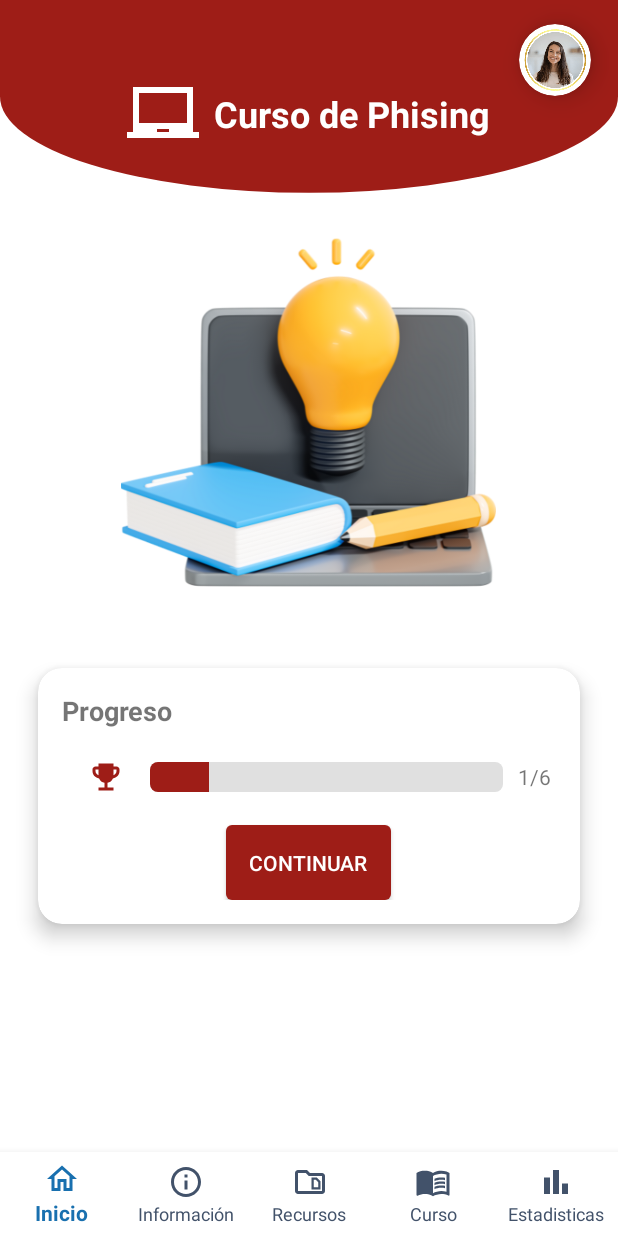
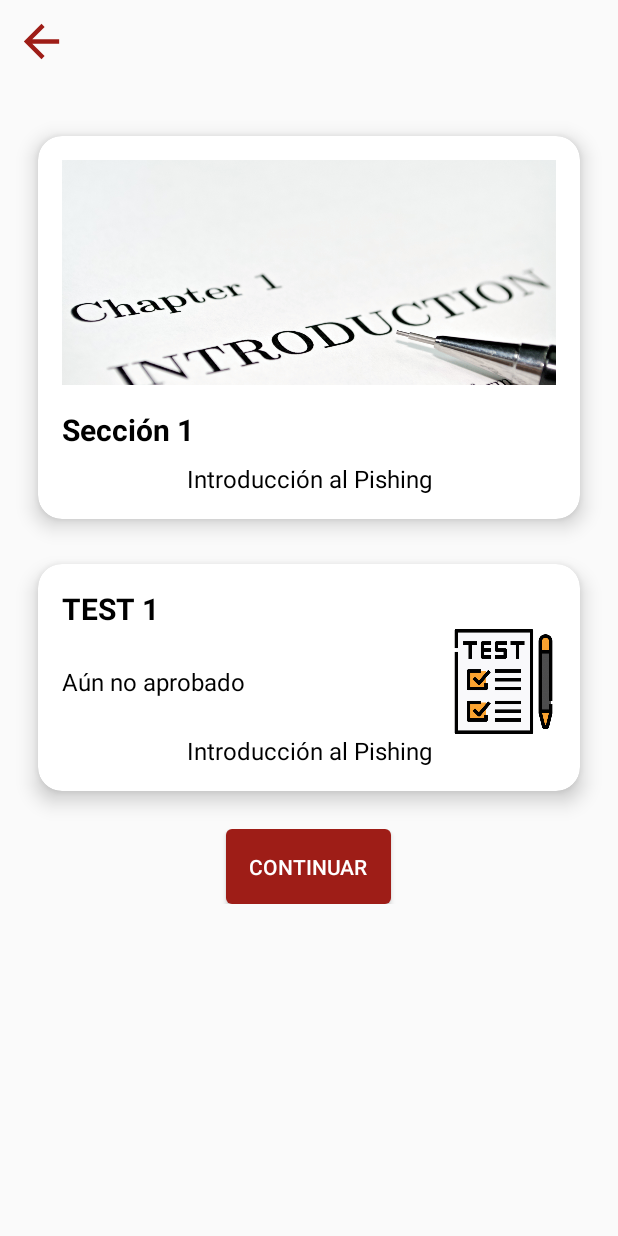
Before and after one commit to KevinEsquivelDev/AntiPhishAcademyBeta, an Android app: the fragment CursoFragment placed in its activity, after a tap on "CONTINUAR", on a phone screen of 412 x 824 dp. Run offline under Robolectric (Android 15) with nearby library versions, the light colour scheme and no system bars.

Commit message:
PDF EN CURSO, en la parte de Cursos

```diff
--- a/app/build.gradle
+++ b/app/build.gradle
@@ -38,4 +38,5 @@ dependencies {
     androidTestImplementation 'androidx.test.espresso:espresso-core:3.4.0'
     implementation 'com.github.bumptech.glide:glide:4.12.0'
     annotationProcessor 'com.github.bumptech.glide:compiler:4.12.0'
-}
+
+   }
--- a/app/src/main/AndroidManifest.xml
+++ b/app/src/main/AndroidManifest.xml
@@ -5,6 +5,8 @@
     package="com.auroraguatemala.antiphishacademy">
     <uses-permission android:name="android.permission.READ_EXTERNAL_STORAGE" />
     <uses-permission android:name="android.permission.WRITE_EXTERNAL_STORAGE" />
+    <uses-permission android:name="android.permission.INTERNET" />
+
 
 
     <application
@@ -26,6 +28,8 @@
                 <category android:name="android.intent.category.LAUNCHER" />
             </intent-filter>
         </activity>
+
+
     </application>
 
 </manifest>
--- /dev/null
+++ b/app/src/main/java/com/auroraguatemala/antiphishacademy/PdfViewerFragment.java
@@ -0,0 +1,28 @@
+package com.auroraguatemala.antiphishacademy;
+
+import android.os.Bundle;
+import android.view.LayoutInflater;
+import android.view.View;
+import android.view.ViewGroup;
+import android.webkit.WebView;
+import android.webkit.WebViewClient;
+import androidx.annotation.NonNull;
+import androidx.annotation.Nullable;
+import androidx.fragment.app.Fragment;
+
+public class PdfViewerFragment extends Fragment {
+    @Nullable
+    @Override
+    public View onCreateView(@NonNull LayoutInflater inflater, @Nullable ViewGroup container, @Nullable Bundle savedInstanceState) {
+        View view = inflater.inflate(R.layout.pdf_reader, container, false);
+        WebView webView = view.findViewById(R.id.webview);
+        webView.getSettings().setJavaScriptEnabled(true);
+        webView.setWebViewClient(new WebViewClient());
+
+        Bundle args = getArguments();
+        String pdfUrl = args != null ? args.getString("url") : "";
+        webView.loadUrl("https://docs.google.com/gview?embedded=true&url=" + pdfUrl);
+
+        return view;
+    }
+}
--- a/app/src/main/java/com/auroraguatemala/antiphishacademy/menu/CursoFragment.java
+++ b/app/src/main/java/com/auroraguatemala/antiphishacademy/menu/CursoFragment.java
@@ -1,5 +1,6 @@
 package com.auroraguatemala.antiphishacademy.menu;
 
+import android.content.Intent;
 import android.os.Build;
 import android.os.Bundle;
 import android.view.LayoutInflater;
@@ -13,9 +14,11 @@ import android.widget.TextView;
 import androidx.fragment.app.Fragment;
 import androidx.annotation.NonNull;
 import androidx.annotation.Nullable;
+import androidx.fragment.app.FragmentManager;
 import androidx.fragment.app.FragmentTransaction;
 
 import com.auroraguatemala.antiphishacademy.R;
+import com.auroraguatemala.antiphishacademy.menu.description_Course.etapa_uno_curso;
 import com.auroraguatemala.antiphishacademy.profile.ProfileFragment;
 import com.google.android.material.bottomnavigation.BottomNavigationView;
 
@@ -52,14 +55,24 @@ public class CursoFragment extends Fragment {
         btnContinuar = rootView.findViewById(R.id.btnContinuar);
 
         // Configuración inicial de la barra y el texto de progreso
-        actualizarProgreso(1);
+       // actualizarProgreso(1);
 
         btnContinuar.setOnClickListener(new View.OnClickListener() {
             @Override
             public void onClick(View v) {
-                // Implementa lo que quieres que suceda cuando se presiona el botón Continuar
+                etapa_uno_curso fragment = new etapa_uno_curso();
+                FragmentManager fragmentManager = getActivity().getSupportFragmentManager();
+                FragmentTransaction fragmentTransaction = fragmentManager.beginTransaction();
+
+                // Asignar la animación personalizada al fragmento de entrada
+                fragmentTransaction.setCustomAnimations(R.anim.slide_in_right, R.anim.slide_out_left, R.anim.slide_in_left, R.anim.slide_out_right);
+
+                fragmentTransaction.replace(R.id.main_container, fragment);
+                fragmentTransaction.addToBackStack(null);
+                fragmentTransaction.commit();
             }
         });
+
 
         Button profileIcon = rootView.findViewById(R.id.profile_icon);
         profileIcon.setOnClickListener(new View.OnClickListener() {
--- a/app/src/main/java/com/auroraguatemala/antiphishacademy/menu/InfoFragment1.java
+++ b/app/src/main/java/com/auroraguatemala/antiphishacademy/menu/InfoFragment1.java
@@ -158,7 +158,7 @@ public class InfoFragment1 extends Fragment {
         private int[] iconos;
 
         public ListViewAdapter(Context context, String[] titulos, int[] iconos) {
-            super(context, R.layout.list_item, titulos);
+            super(context, R.layout.list_item_info, titulos);
             this.titulos = titulos;
             this.iconos = iconos;
         }
@@ -166,7 +166,7 @@ public class InfoFragment1 extends Fragment {
         @Override
         public View getView(int position, View convertView, ViewGroup parent) {
             LayoutInflater inflater = LayoutInflater.from(getContext());
-            View rowView = inflater.inflate(R.layout.list_item, parent, false);
+            View rowView = inflater.inflate(R.layout.list_item_info, parent, false);
 
             ImageView imageView = rowView.findViewById(R.id.icono);
             TextView textView = rowView.findViewById(R.id.titulo);
--- /dev/null
+++ b/app/src/main/java/com/auroraguatemala/antiphishacademy/menu/description_Course/etapa_uno_curso.java
@@ -0,0 +1,72 @@
+package com.auroraguatemala.antiphishacademy.menu.description_Course;
+
+import android.os.Build;
+import android.os.Bundle;
+import android.view.LayoutInflater;
+import android.view.View;
+import android.view.ViewGroup;
+import android.view.Window;
+import android.widget.Button;
+import androidx.annotation.NonNull;
+import androidx.annotation.Nullable;
+import androidx.cardview.widget.CardView;
+import androidx.fragment.app.Fragment;
+
+import com.auroraguatemala.antiphishacademy.PdfViewerFragment;
+import com.auroraguatemala.antiphishacademy.R;
+import com.google.android.material.bottomnavigation.BottomNavigationView;
+
+public class etapa_uno_curso extends Fragment {
+    @Nullable
+    @Override
+    public View onCreateView(@NonNull LayoutInflater inflater, @Nullable ViewGroup container, @Nullable Bundle savedInstanceState) {
+        View rootView = inflater.inflate(R.layout.etapa_uno_curso, container, false);
+
+        if (Build.VERSION.SDK_INT >= Build.VERSION_CODES.LOLLIPOP) {
+            Window window = getActivity().getWindow();
+            window.getDecorView().setSystemUiVisibility(View.SYSTEM_UI_FLAG_LAYOUT_STABLE);
+            window.setStatusBarColor(getResources().getColor(R.color.primary_color_curso));
+        }
+
+        // Mostrar el BottomNavigationView
+        BottomNavigationView bottomNavigationView = requireActivity().findViewById(R.id.bottom_navigation);
+        bottomNavigationView.setVisibility(View.GONE);
+
+
+        Button backButton = rootView.findViewById(R.id.back_button);
+        backButton.setOnClickListener(new View.OnClickListener() {
+            @Override
+            public void onClick(View v) {
+                // Volver al fragmento InicioFragment con una transición personalizada
+                getParentFragmentManager().popBackStack();
+                getParentFragmentManager().executePendingTransactions();
+                getParentFragmentManager().beginTransaction()
+                        .setCustomAnimations(R.anim.slide_in_left, R.anim.slide_out_right, R.anim.slide_in_right, R.anim.slide_out_left)
+                        .commit();
+                BottomNavigationView bottomNavigationView = requireActivity().findViewById(R.id.bottom_navigation);
+                bottomNavigationView.setVisibility(View.VISIBLE);
+            }
+        });
+
+        CardView cardView = rootView.findViewById(R.id.cardView);
+        cardView.setOnClickListener(new View.OnClickListener() {
+            @Override
+            public void onClick(View v) {
+                String pdfUrl = "https://pdf.ac/rIQzy";
+                PdfViewerFragment pdfViewerFragment = new PdfViewerFragment();
+
+                Bundle bundle = new Bundle();
+                bundle.putString("url", pdfUrl);
+                pdfViewerFragment.setArguments(bundle);
+
+                getParentFragmentManager().beginTransaction()
+                        .setCustomAnimations(R.anim.slide_in_right, R.anim.slide_out_left, R.anim.slide_in_left, R.anim.slide_out_right)
+                        .replace(R.id.main_container, pdfViewerFragment) // Cambia 'fragment_container' con el ID de tu contenedor de fragmentos.
+                        .addToBackStack(null)
+                        .commit();
+            }
+        });
+
+        return rootView;
+    }
+}
--- a/app/src/main/res/layout/curso_fragment.xml
+++ b/app/src/main/res/layout/curso_fragment.xml
@@ -64,8 +64,8 @@
 
     <ImageView
         android:id="@+id/imageView"
-        android:layout_width="250dp"
-        android:layout_height="250dp"
+        android:layout_width="200dp"
+        android:layout_height="200dp"
         android:layout_below="@id/cortina"
         android:layout_centerHorizontal="true"
         android:src="@drawable/course_img_1" />
@@ -91,6 +91,7 @@
                 android:layout_width="wrap_content"
                 android:layout_height="wrap_content"
                 android:text="Progreso"
+                android:textColor="@color/black"
                 android:textSize="18sp"
                 android:textStyle="bold" />
 
--- a/app/src/main/res/layout/estadisticas_fragment.xml
+++ b/app/src/main/res/layout/estadisticas_fragment.xml
@@ -61,7 +61,8 @@
 
     </androidx.cardview.widget.CardView>
 
-    <ScrollView xmlns:android="http://schemas.android.com/apk/res/android"
+    <ScrollView
+        xmlns:android="http://schemas.android.com/apk/res/android"
         android:layout_width="match_parent"
         android:layout_height="match_parent"
         android:layout_below="@id/cortina">
@@ -70,7 +71,6 @@
             android:layout_width="match_parent"
             android:layout_height="wrap_content"
             android:orientation="vertical"
-            android:padding="16dp"
             android:background="@color/white">
 
             <!-- Estadísticas de phishing por objetivos -->
--- /dev/null
+++ b/app/src/main/res/layout/etapa_uno_curso.xml
@@ -0,0 +1,172 @@
+<?xml version="1.0" encoding="utf-8"?>
+<RelativeLayout
+    xmlns:android="http://schemas.android.com/apk/res/android"
+    xmlns:card_view="http://schemas.android.com/apk/res-auto"
+    xmlns:tools="http://schemas.android.com/tools"
+    xmlns:app="http://schemas.android.com/apk/res-auto"
+    android:layout_width="match_parent"
+    android:layout_height="match_parent"
+    tools:context=".MainActivity">
+
+    <Button
+        android:id="@+id/back_button"
+        android:layout_width="35dp"
+        android:layout_height="35dp"
+        android:layout_alignParentStart="true"
+        android:layout_alignParentTop="true"
+        android:layout_marginTop="10dp"
+        android:layout_marginBottom="10dp"
+        android:layout_marginStart="10dp"
+        android:background="@drawable/ic_back_arrow"
+        android:backgroundTint="@color/primary_color_curso" />
+
+    <ScrollView
+        android:layout_width="match_parent"
+        android:layout_height="match_parent"
+        android:layout_below="@+id/back_button">
+
+        <LinearLayout
+            android:layout_width="match_parent"
+            android:layout_height="wrap_content"
+            android:orientation="vertical">
+
+            <androidx.cardview.widget.CardView
+                android:id="@+id/cardView"
+                android:layout_width="match_parent"
+                android:layout_height="wrap_content"
+                android:layout_marginTop="35dp"
+                android:layout_marginHorizontal="25dp"
+                app:cardCornerRadius="16dp"
+                app:cardElevation="8dp">
+
+                <RelativeLayout
+                    android:id="@+id/section1"
+                    android:layout_width="match_parent"
+                    android:layout_height="wrap_content"
+                    android:padding="16dp">
+
+                    <LinearLayout
+                        android:layout_width="match_parent"
+                        android:layout_height="wrap_content"
+                        android:orientation="vertical">
+
+                        <ImageView
+                            android:id="@+id/img_section1"
+                            android:layout_width="match_parent"
+                            android:layout_height="150dp"
+                            android:scaleType="centerCrop"
+                            android:src="@drawable/img_1_course_section_1" />
+
+                        <TextView
+                            android:id="@+id/title"
+                            android:layout_width="match_parent"
+                            android:layout_height="wrap_content"
+                            android:layout_marginTop="16dp"
+                            android:text="Sección 1"
+                            android:textColor="@color/black"
+                            android:textSize="20sp"
+                            android:textStyle="bold" />
+
+                        <TextView
+                            android:id="@+id/subtitle"
+                            android:layout_width="match_parent"
+                            android:layout_height="wrap_content"
+                            android:layout_marginTop="8dp"
+                            android:text="Introducción al Pishing"
+                            android:textAlignment="center"
+                            android:textSize="16sp"
+                            android:textColor="@color/black" />
+
+                    </LinearLayout>
+                </RelativeLayout>
+            </androidx.cardview.widget.CardView>
+
+            <androidx.cardview.widget.CardView
+                android:id="@+id/cardView2"
+                android:layout_width="match_parent"
+                android:layout_height="wrap_content"
+                android:layout_marginTop="30dp"
+                android:layout_marginHorizontal="25dp"
+                android:layout_below="@+id/cardView"
+                app:cardCornerRadius="16dp"
+                app:cardElevation="8dp">
+
+                <RelativeLayout
+                    android:layout_width="match_parent"
+                    android:layout_height="wrap_content"
+                    android:padding="16dp">
+
+                    <TextView
+                        android:id="@+id/test_title"
+                        android:layout_width="wrap_content"
+                        android:layout_height="wrap_content"
+                        android:text="TEST 1"
+                        android:textSize="20sp"
+                        android:textStyle="bold"
+                        android:textColor="@color/black" />
+
+                    <LinearLayout
+                        android:id="@+id/linearLayout"
+                        android:layout_width="match_parent"
+                        android:layout_height="wrap_content"
+                        android:orientation="horizontal"
+                        android:layout_centerInParent="true"
+                        android:gravity="center"
+                        android:layout_below="@+id/test_title">
+
+                        <TextView
+                            android:id="@+id/test_status"
+                            android:layout_width="wrap_content"
+                            android:layout_height="wrap_content"
+                            android:layout_below="@+id/test_title"
+                            android:text="Aún no aprobado"
+                            android:textColor="@color/black"
+                            android:layout_weight="1"
+                            android:textSize="16sp" />
+
+                        <ImageView
+                            android:id="@+id/test_icon"
+                            android:layout_width="70dp"
+                            android:layout_height="70dp"
+                            android:layout_marginLeft="10dp"
+                            android:layout_toEndOf="@+id/test_status"
+                            android:layout_alignTop="@+id/test_status"
+                            android:src="@drawable/img_1_course_test_1" />
+                    </LinearLayout>
+
+                    <TextView
+                        android:id="@+id/test_subtitle"
+                        android:layout_width="match_parent"
+                        android:layout_height="wrap_content"
+                        android:layout_below="@+id/linearLayout"
+                        android:text="Introducción al Pishing"
+                        android:textColor="@color/black"
+                        android:textSize="16sp"
+                        android:textAlignment="center" />
+
+                </RelativeLayout>
+            </androidx.cardview.widget.CardView>
+
+            <LinearLayout
+                android:layout_width="match_parent"
+                android:layout_height="wrap_content"
+                android:layout_gravity="center_horizontal"
+                android:layout_marginTop="25dp"
+                android:gravity="center_horizontal">
+
+                <Button
+                    android:id="@+id/btnContinuar"
+                    android:layout_width="wrap_content"
+                    android:layout_height="wrap_content"
+                    android:text="Continuar"
+                    android:background="@drawable/custom_button"
+                    android:backgroundTint="@color/primary_color_curso"
+                    android:textColor="@color/white"
+                    android:padding="15dp" />
+
+            </LinearLayout>
+
+        </LinearLayout>
+    </ScrollView>
+
+</RelativeLayout>
--- a/app/src/main/res/layout/item_recursos.xml
+++ b/app/src/main/res/layout/item_recursos.xml
@@ -1,10 +1,14 @@
 <?xml version="1.0" encoding="utf-8"?>
-<androidx.cardview.widget.CardView
+
+<RelativeLayout
     xmlns:android="http://schemas.android.com/apk/res/android"
     xmlns:app="http://schemas.android.com/apk/res-auto"
     android:layout_width="match_parent"
+    android:layout_height="wrap_content">
+    <androidx.cardview.widget.CardView
+
+        android:layout_width="match_parent"
         android:layout_height="wrap_content"
-    android:layout_margin="8dp"
         app:cardCornerRadius="16dp"
         app:cardElevation="8dp"
         app:cardUseCompatPadding="true"
@@ -22,7 +26,7 @@
                 android:layout_height="72dp"
                 android:src="@drawable/ic_person"
                 android:contentDescription="title"
-            android:layout_marginEnd="16dp"
+                android:layout_marginEnd="10dp"
                 android:layout_alignParentTop="true"
                 android:layout_centerHorizontal="true"/>
 
@@ -55,3 +59,6 @@
 
         </RelativeLayout>
     </androidx.cardview.widget.CardView>
+
+
+</RelativeLayout>
--- /dev/null
+++ b/app/src/main/res/layout/pdf_reader.xml
@@ -0,0 +1,13 @@
+<?xml version="1.0" encoding="utf-8"?>
+<FrameLayout xmlns:android="http://schemas.android.com/apk/res/android"
+    xmlns:tools="http://schemas.android.com/tools"
+    android:layout_width="match_parent"
+    android:layout_height="match_parent"
+    tools:context=".PdfViewerFragment">
+
+    <WebView
+        android:id="@+id/webview"
+        android:layout_width="match_parent"
+        android:layout_height="match_parent" />
+
+</FrameLayout>
```
Also changed, not shown: app/src/main/res/drawable/img_1_course_section_1.png (added), app/src/main/res/drawable/img_1_course_test_1.png (added), app/src/main/res/layout/list_item_info.xml (renamed from app/src/main/res/layout/list_item.xml), build.gradle (line endings or trailing spaces). Lines whose indentation alone changed are shown as unchanged.
